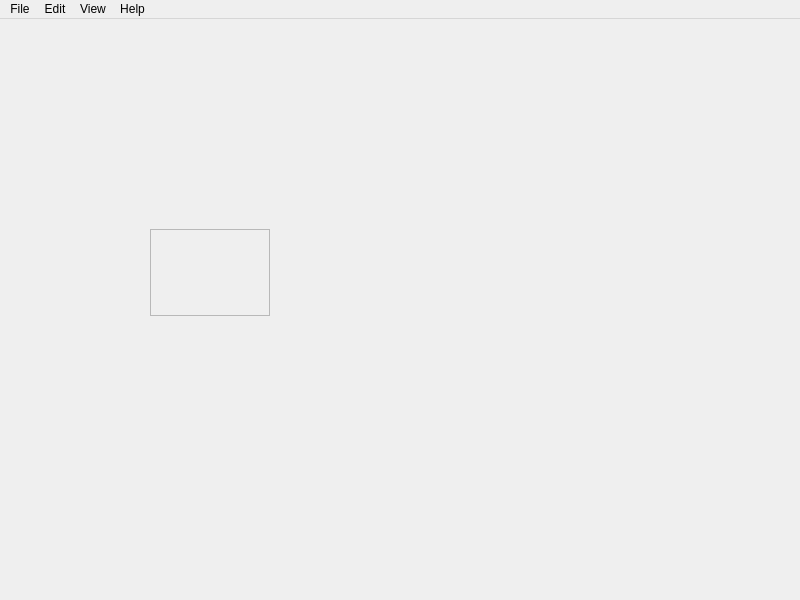
Qt form lab03_imageViewer/lab03_imageViewer_PNR/imageviewer_pnr.ui (IntRepidCat00/OOP_Lab03) before a commit.
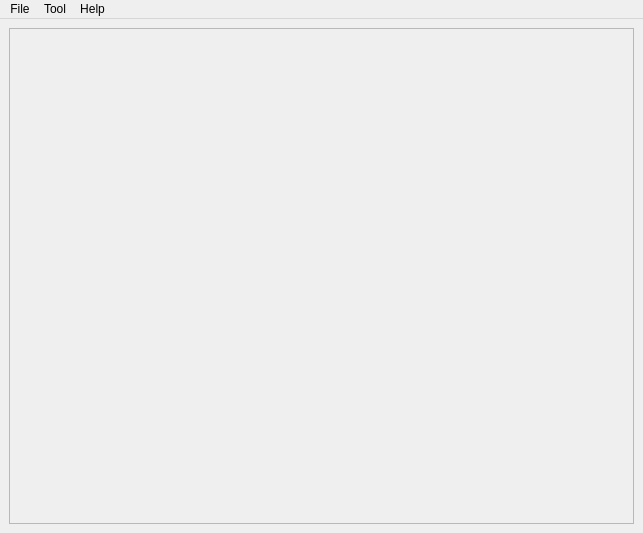
The same form after that commit.

```diff
--- a/lab03_imageViewer/lab03_imageViewer_PNR/imageviewer_pnr.ui
+++ b/lab03_imageViewer/lab03_imageViewer_PNR/imageviewer_pnr.ui
@@ -6,25 +6,36 @@
    <rect>
     <x>0</x>
     <y>0</y>
-    <width>800</width>
-    <height>600</height>
+    <width>643</width>
+    <height>533</height>
    </rect>
   </property>
   <property name="windowTitle">
    <string>ImageViewer_PNR</string>
   </property>
   <widget class="QWidget" name="centralwidget">
+   <layout class="QGridLayout" name="gridLayout_4">
+    <item row="0" column="0">
+     <layout class="QGridLayout" name="gridLayout_PNR">
+      <property name="leftMargin">
+       <number>0</number>
+      </property>
+      <property name="topMargin">
+       <number>0</number>
+      </property>
+      <property name="rightMargin">
+       <number>0</number>
+      </property>
+      <property name="bottomMargin">
+       <number>0</number>
+      </property>
+      <property name="spacing">
+       <number>0</number>
+      </property>
+      <item row="0" column="0">
    <widget class="QScrollArea" name="scrollArea">
-    <property name="geometry">
-     <rect>
-      <x>150</x>
-      <y>210</y>
-      <width>120</width>
-      <height>87</height>
-     </rect>
-    </property>
     <property name="sizePolicy">
-     <sizepolicy hsizetype="Ignored" vsizetype="Ignored">
+         <sizepolicy hsizetype="Expanding" vsizetype="Preferred">
       <horstretch>0</horstretch>
       <verstretch>0</verstretch>
      </sizepolicy>
@@ -37,21 +48,24 @@
       <rect>
        <x>0</x>
        <y>0</y>
-       <width>118</width>
-       <height>85</height>
-      </rect>
-     </property>
-     <widget class="QLabel" name="imageLabel">
-      <property name="geometry">
-       <rect>
-        <x>10</x>
-        <y>30</y>
-        <width>63</width>
-        <height>20</height>
-       </rect>
-      </property>
+           <width>617</width>
+           <height>481</height>
+          </rect>
+         </property>
+         <property name="sizePolicy">
+          <sizepolicy hsizetype="Expanding" vsizetype="Expanding">
+           <horstretch>0</horstretch>
+           <verstretch>0</verstretch>
+          </sizepolicy>
+         </property>
+         <layout class="QGridLayout" name="gridLayout_5">
+          <item row="0" column="0">
+           <widget class="QLabel" name="imageLabel_PNR">
+            <property name="enabled">
+             <bool>true</bool>
+            </property>
       <property name="sizePolicy">
-       <sizepolicy hsizetype="Ignored" vsizetype="Ignored">
+             <sizepolicy hsizetype="Preferred" vsizetype="Preferred">
         <horstretch>0</horstretch>
         <verstretch>0</verstretch>
        </sizepolicy>
@@ -60,15 +74,21 @@
        <string/>
       </property>
      </widget>
-    </widget>
-   </widget>
+          </item>
+         </layout>
+        </widget>
+       </widget>
+      </item>
+     </layout>
+    </item>
+   </layout>
   </widget>
   <widget class="QMenuBar" name="menubar_PNR">
    <property name="geometry">
     <rect>
      <x>0</x>
      <y>0</y>
-     <width>800</width>
+     <width>643</width>
      <height>26</height>
     </rect>
    </property>
@@ -82,9 +102,9 @@
     <addaction name="separator"/>
     <addaction name="actionExit"/>
    </widget>
-   <widget class="QMenu" name="menuView">
+   <widget class="QMenu" name="menuTool">
     <property name="title">
-     <string>View</string>
+     <string>Tool</string>
     </property>
     <addaction name="actionZoom_In"/>
     <addaction name="actionZoom_Out"/>
@@ -96,17 +116,10 @@
     <property name="title">
      <string>Help</string>
     </property>
-    <addaction name="actionAbout"/>
-   </widget>
-   <widget class="QMenu" name="menuEdit">
-    <property name="title">
-     <string>Edit</string>
-    </property>
-    <addaction name="actionCopy"/>
+    <addaction name="actionAbout_PNR"/>
    </widget>
    <addaction name="menuFile"/>
-   <addaction name="menuEdit"/>
-   <addaction name="menuView"/>
+   <addaction name="menuTool"/>
    <addaction name="menuHelp"/>
   </widget>
   <action name="actionOpen">
```
Left out of the diff: 97 changed lines with no effect on the pictures. Lines whose indentation alone changed are shown as unchanged.
